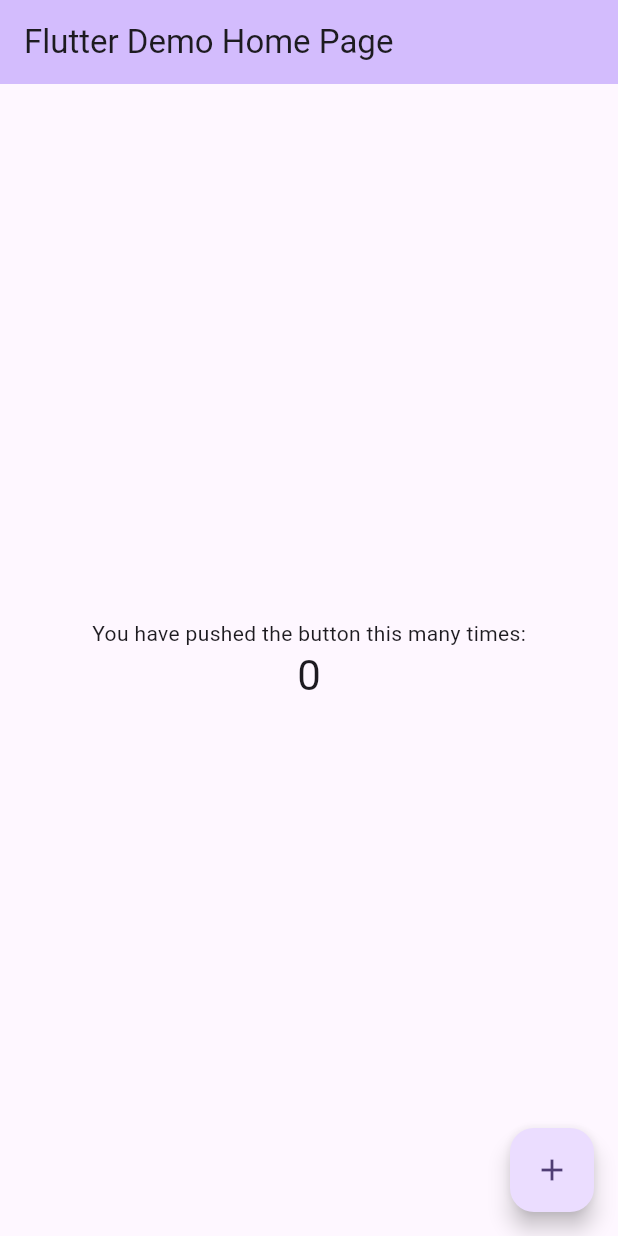
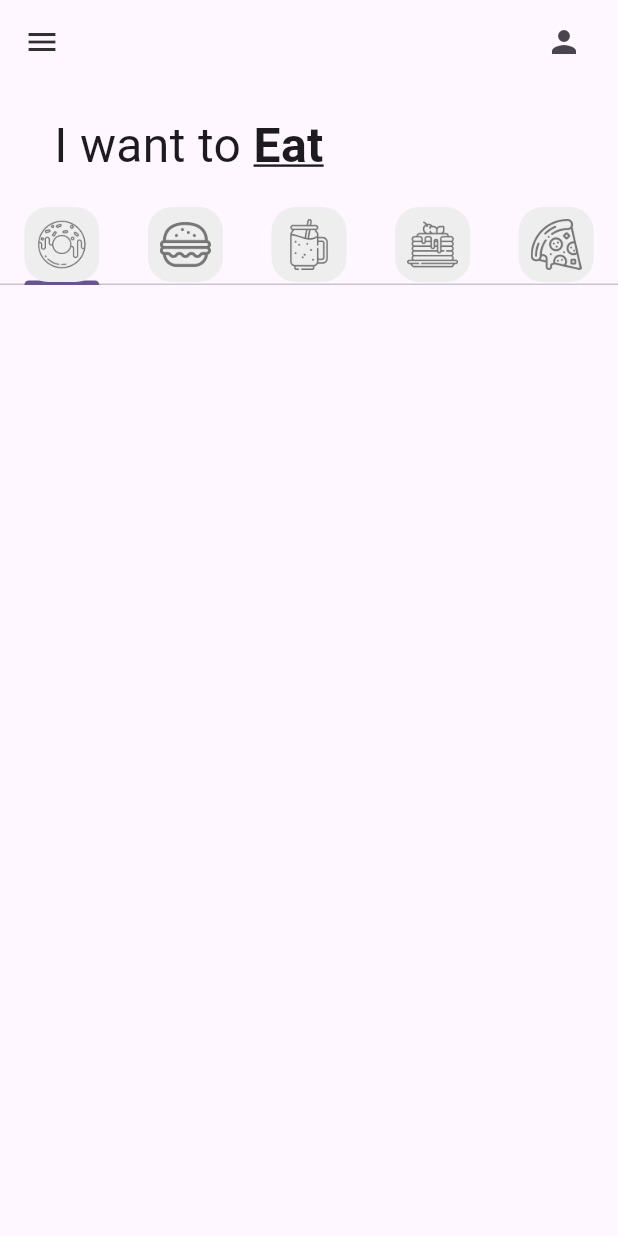
Before and after one commit to arrilive/donut_app_2b_vera1, a Flutter app: the screen it shows after launch, on a phone screen of 412 x 824 dp. Run offline on Flutter 3.47's test engine with Material 3 defaults, Android fonts, the phone set to English and light mode, and no system bars.

Commit message:
TabBar Added

```diff
--- a/lib/main.dart
+++ b/lib/main.dart
@@ -1,4 +1,5 @@
 import 'package:flutter/material.dart';
+import 'package:donut_app_2b_delgado/pages/home_page.dart';
 
 void main() {
   runApp(const MyApp());
@@ -11,115 +12,13 @@
   @override
   Widget build(BuildContext context) {
     return MaterialApp(
+      debugShowCheckedModeBanner: false,
       title: 'Flutter Demo',
       theme: ThemeData(
-        // This is the theme of your application.
-        //
-        // TRY THIS: Try running your application with "flutter run". You'll see
-        // the application has a purple toolbar. Then, without quitting the app,
-        // try changing the seedColor in the colorScheme below to Colors.green
-        // and then invoke "hot reload" (save your changes or press the "hot
-        // reload" button in a Flutter-supported IDE, or press "r" if you used
-        // the command line to start the app).
-        //
-        // Notice that the counter didn't reset back to zero; the application
-        // state is not lost during the reload. To reset the state, use hot
-        // restart instead.
-        //
-        // This works for code too, not just values: Most code changes can be
-        // tested with just a hot reload.
         colorScheme: ColorScheme.fromSeed(seedColor: Colors.deepPurple),
         useMaterial3: true,
       ),
-      home: const MyHomePage(title: 'Flutter Demo Home Page'),
+      home: const HomePage(),
     );
   }
 }
-
-class MyHomePage extends StatefulWidget {
-  const MyHomePage({super.key, required this.title});
-
-  // This widget is the home page of your application. It is stateful, meaning
-  // that it has a State object (defined below) that contains fields that affect
-  // how it looks.
-
-  // This class is the configuration for the state. It holds the values (in this
-  // case the title) provided by the parent (in this case the App widget) and
-  // used by the build method of the State. Fields in a Widget subclass are
-  // always marked "final".
-
-  final String title;
-
-  @override
-  State<MyHomePage> createState() => _MyHomePageState();
-}
-
-class _MyHomePageState extends State<MyHomePage> {
-  int _counter = 0;
-
-  void _incrementCounter() {
-    setState(() {
-      // This call to setState tells the Flutter framework that something has
-      // changed in this State, which causes it to rerun the build method below
-      // so that the display can reflect the updated values. If we changed
-      // _counter without calling setState(), then the build method would not be
-      // called again, and so nothing would appear to happen.
-      _counter++;
-    });
-  }
-
-  @override
-  Widget build(BuildContext context) {
-    // This method is rerun every time setState is called, for instance as done
-    // by the _incrementCounter method above.
-    //
-    // The Flutter framework has been optimized to make rerunning build methods
-    // fast, so that you can just rebuild anything that needs updating rather
-    // than having to individually change instances of widgets.
-    return Scaffold(
-      appBar: AppBar(
-        // TRY THIS: Try changing the color here to a specific color (to
-        // Colors.amber, perhaps?) and trigger a hot reload to see the AppBar
-        // change color while the other colors stay the same.
-        backgroundColor: Theme.of(context).colorScheme.inversePrimary,
-        // Here we take the value from the MyHomePage object that was created by
-        // the App.build method, and use it to set our appbar title.
-        title: Text(widget.title),
-      ),
-      body: Center(
-        // Center is a layout widget. It takes a single child and positions it
-        // in the middle of the parent.
-        child: Column(
-          // Column is also a layout widget. It takes a list of children and
-          // arranges them vertically. By default, it sizes itself to fit its
-          // children horizontally, and tries to be as tall as its parent.
-          //
-          // Column has various properties to control how it sizes itself and
-          // how it positions its children. Here we use mainAxisAlignment to
-          // center the children vertically; the main axis here is the vertical
-          // axis because Columns are vertical (the cross axis would be
-          // horizontal).
-          //
-          // TRY THIS: Invoke "debug painting" (choose the "Toggle Debug Paint"
-          // action in the IDE, or press "p" in the console), to see the
-          // wireframe for each widget.
-          mainAxisAlignment: MainAxisAlignment.center,
-          children: <Widget>[
-            const Text(
-              'You have pushed the button this many times:',
-            ),
-            Text(
-              '$_counter',
-              style: Theme.of(context).textTheme.headlineMedium,
-            ),
-          ],
-        ),
-      ),
-      floatingActionButton: FloatingActionButton(
-        onPressed: _incrementCounter,
-        tooltip: 'Increment',
-        child: const Icon(Icons.add),
-      ), // This trailing comma makes auto-formatting nicer for build methods.
-    );
-  }
-}
--- /dev/null
+++ b/lib/pages/home_page.dart
@@ -0,0 +1,64 @@
+import 'package:donut_app_2b_delgado/utils/my_tab.dart';
+import 'package:flutter/material.dart';
+
+class HomePage extends StatefulWidget {
+  const HomePage({super.key});
+
+  @override
+  State<HomePage> createState() => _HomePageState();
+}
+
+class _HomePageState extends State<HomePage> {
+  //Lista de Tabs
+  List<Widget>  myTabs=[
+    MyTab(iconPath: 'lib/icons/donut.png'),
+    MyTab(iconPath: 'lib/icons/burger.png'),
+    MyTab(iconPath: 'lib/icons/smoothie.png'),
+    MyTab(iconPath: 'lib/icons/pancakes.png'),
+    MyTab(iconPath: 'lib/icons/pizza.png'),
+  ];
+
+
+  @override
+  Widget build(BuildContext context) {
+    return DefaultTabController(
+      length:5,
+      child: Scaffold(
+        appBar: AppBar(
+          backgroundColor: Colors.transparent,
+          //icono izq
+          leading: Icon(
+            Icons.menu,
+          color:Colors.grey[850],
+          ),
+        //icono derecho
+          actions: const[
+            Padding(
+              padding: EdgeInsets.only(right: 24.0),
+              child: Icon(Icons.person),
+            )
+          ],
+
+        ),
+        body:Column(children:[
+          //Texto principal
+          Padding(
+            padding: const EdgeInsets.symmetric(horizontal: 36, vertical: 18),
+            child: Row(
+              children: [
+                Text("I want to ", style: TextStyle(fontSize: 32)),
+                Text("Eat", style: TextStyle(fontSize: 32, fontWeight: FontWeight.bold, decoration: TextDecoration.underline))//Tamañ
+              ],
+            ),
+          ),
+
+          //TabBar
+          TabBar(tabs: myTabs)
+          //TabBarView
+
+          //Carrito
+        ],)
+      ),
+    );
+  }
+}
--- /dev/null
+++ b/lib/utils/my_tab.dart
@@ -0,0 +1,24 @@
+import 'package:flutter/material.dart';
+
+class MyTab extends StatelessWidget {
+  final String iconPath;
+  const MyTab({super.key, required this.iconPath});
+
+  @override
+  Widget build(BuildContext context) {
+    return Tab(
+      height:50,
+      child: Container(
+        padding: const EdgeInsets.all(8),
+        //Bordes redondeados
+        decoration: BoxDecoration(
+          borderRadius: BorderRadius.circular(16),
+          color: Colors.grey[200]
+        ),
+
+
+        child: Image.asset(iconPath, color: Colors.grey[600]),
+      )
+    );
+  }
+}
--- a/pubspec.yaml
+++ b/pubspec.yaml
@@ -58,9 +58,9 @@
   uses-material-design: true
 
   # To add assets to your application, add an assets section, like this:
-  # assets:
-  #   - images/a_dot_burr.jpeg
-  #   - images/a_dot_ham.jpeg
+  assets:
+  - lib/icons/
+  - lib/images/
 
   # An image asset can refer to one or more resolution-specific "variants", see
   # https://flutter.dev/to/resolution-aware-images
```
Also changed, not shown: lib/icons/burger.png (added), lib/icons/donut.png (added), lib/icons/pancakes.png (added), lib/icons/pizza.png (added), lib/icons/smoothie.png (added), lib/images/chocolate_donut.png (added), lib/images/grape_donut.png (added), lib/images/icecream_donut.png (added), lib/images/strawberry_donut.png (added).
